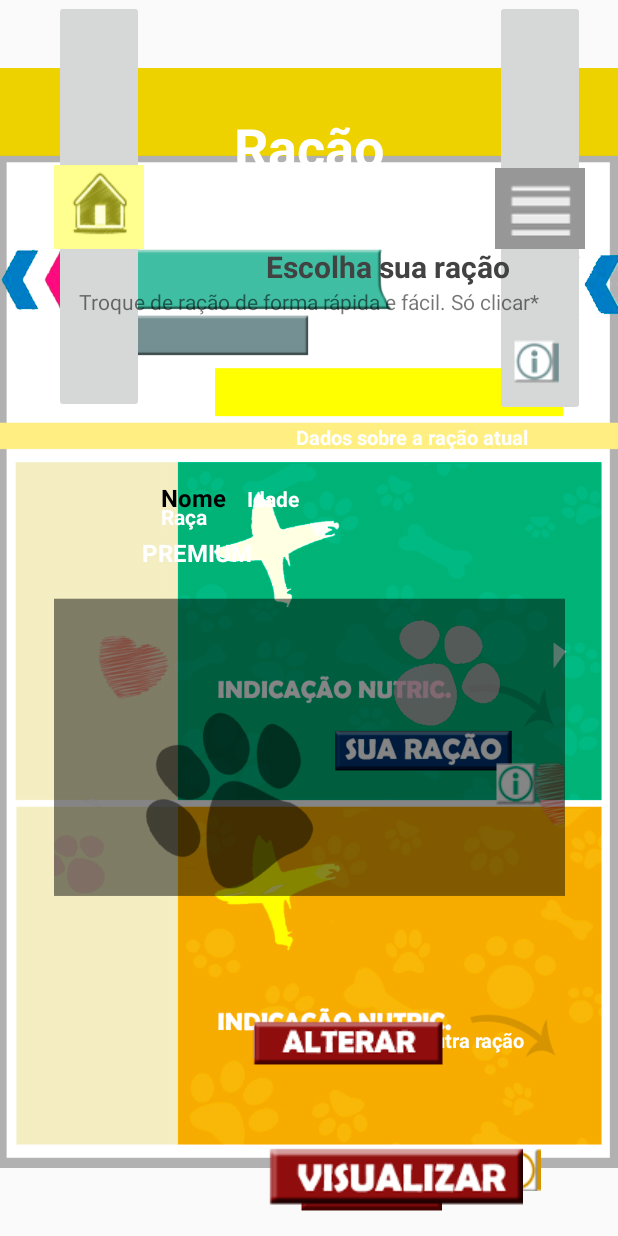
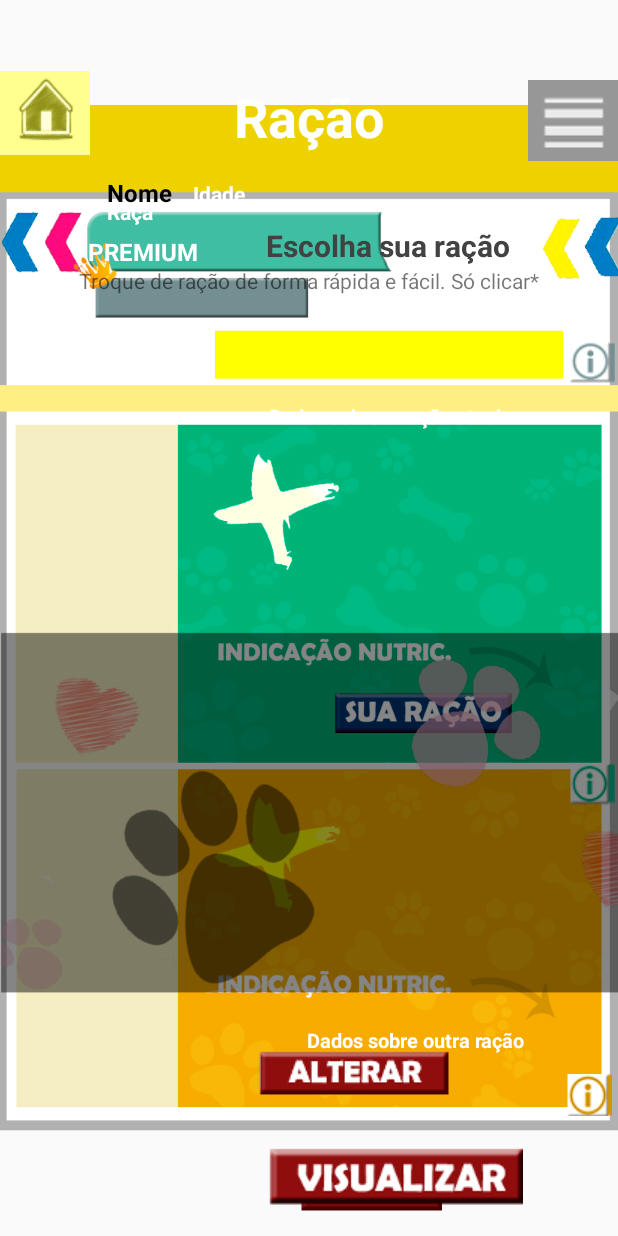
Before and after one commit to IsabellaRO/AnimaPets, an Android app: the RacaoActivity screen opened directly, with no data from a screen before it, on a phone screen of 412 x 824 dp. Run offline under Robolectric (Android 15) with nearby library versions, the phone set to English and light mode, and no system bars; 4 statements that could not run were skipped.

Commit message:
Fix do layout ração

```diff
--- a/AnimaPets/app/src/main/res/layout/activity_racao.xml
+++ b/AnimaPets/app/src/main/res/layout/activity_racao.xml
@@ -18,7 +18,7 @@
         android:id="@+id/title"
         android:layout_width="wrap_content"
         android:layout_height="wrap_content"
-        android:layout_marginBottom="482dp"
+        android:layout_marginBottom="542dp"
         android:layout_marginEnd="155dp"
         android:contentDescription="@string/titleracao"
         android:text="@string/titleracao"
@@ -37,13 +37,14 @@
     <ImageButton
         android:id="@+id/btnMenu"
         android:layout_width="60dp"
-        android:layout_height="0dp"
-        android:layout_marginBottom="487dp"
-        android:layout_marginEnd="8dp"
+        android:layout_height="60dp"
+        android:layout_marginBottom="555dp"
+        android:layout_marginEnd="0dp"
         android:layout_marginStart="316dp"
         android:contentDescription="@string/btnMenu"
         app:layout_constraintBottom_toTopOf="@+id/btn_infoY"
         app:layout_constraintEnd_toEndOf="parent"
+        app:layout_constraintHorizontal_bias="1.0"
         app:layout_constraintStart_toStartOf="parent"
         app:layout_constraintTop_toTopOf="parent"
         app:srcCompat="@drawable/menu" />
@@ -51,24 +52,23 @@
     <ImageButton
         android:id="@+id/btnHome"
         android:layout_width="60dp"
-        android:layout_height="0dp"
-        android:layout_marginBottom="2dp"
-        android:layout_marginEnd="58dp"
-        android:layout_marginStart="36dp"
+        android:layout_height="60dp"
+        android:layout_marginBottom="0dp"
+        android:layout_marginStart="0dp"
         android:contentDescription="@string/home"
         app:layout_constraintBottom_toBottomOf="@+id/btnMenu"
         app:layout_constraintEnd_toStartOf="@+id/title"
         app:layout_constraintHorizontal_bias="0.0"
         app:layout_constraintStart_toStartOf="parent"
         app:layout_constraintTop_toTopOf="parent"
-        app:layout_constraintVertical_bias="0.0"
+        app:layout_constraintVertical_bias="0.909"
         app:srcCompat="@drawable/casa" />
 
     <TextView
         android:id="@+id/txt_troque"
         android:layout_width="wrap_content"
         android:layout_height="wrap_content"
-        android:layout_marginTop="191dp"
+        android:layout_marginTop="177dp"
         android:contentDescription="@string/troque"
         android:text="@string/troque"
         app:layout_constraintEnd_toEndOf="parent"
@@ -80,7 +80,7 @@
         android:layout_width="wrap_content"
         android:layout_height="wrap_content"
         android:layout_marginStart="11dp"
-        android:layout_marginTop="45dp"
+        android:layout_marginTop="12dp"
         android:contentDescription="@string/txt_nome"
         android:text="@string/txt_nome"
         android:textColor="#000000"
@@ -118,7 +118,7 @@
         android:layout_width="wrap_content"
         android:layout_height="wrap_content"
         android:layout_marginEnd="31dp"
-        android:layout_marginTop="3dp"
+        android:layout_marginTop="6dp"
         android:text="@string/txt_Conta"
         android:textColor="#FFFFFF"
         android:textSize="16sp"
@@ -131,6 +131,7 @@
         android:layout_width="wrap_content"
         android:layout_height="wrap_content"
         android:layout_marginEnd="20dp"
+        android:layout_marginTop="0dp"
         android:contentDescription="@string/escolha"
         android:text="@string/escolha"
         android:textColor="@color/cardview_dark_background"
@@ -171,10 +172,11 @@
 
     <ImageButton
         android:id="@+id/btn_infoY"
-        android:layout_width="0dp"
+        android:layout_width="30dp"
         android:layout_height="30dp"
         android:layout_marginBottom="29dp"
-        android:layout_marginEnd="51dp"
+        android:layout_marginEnd="0dp"
+        android:layout_marginStart="40dp"
         android:contentDescription="@string/btn_infoY"
         app:layout_constraintBottom_toBottomOf="parent"
         app:layout_constraintEnd_toEndOf="parent"
@@ -187,8 +189,8 @@
         android:layout_width="30dp"
         android:layout_height="30dp"
         android:layout_marginBottom="8dp"
-        android:layout_marginEnd="8dp"
-        android:layout_marginStart="8dp"
+        android:layout_marginEnd="0dp"
+        android:layout_marginStart="367dp"
         android:layout_marginTop="8dp"
         android:contentDescription="@string/btn_infoG"
         app:layout_constraintBottom_toBottomOf="parent"
@@ -204,8 +206,8 @@
         android:layout_width="30dp"
         android:layout_height="30dp"
         android:layout_marginBottom="8dp"
-        android:layout_marginEnd="8dp"
-        android:layout_marginStart="8dp"
+        android:layout_marginEnd="0dp"
+        android:layout_marginStart="360dp"
         android:layout_marginTop="8dp"
         android:contentDescription="@string/btn_infoB"
         app:layout_constraintBottom_toBottomOf="parent"
@@ -246,11 +248,11 @@
 
     <ImageView
         android:id="@+id/sombra"
-        android:layout_width="347dp"
+        android:layout_width="420dp"
         android:layout_height="wrap_content"
         android:layout_marginEnd="8dp"
         android:layout_marginStart="8dp"
-        android:layout_marginTop="280dp"
+        android:layout_marginTop="323dp"
         android:contentDescription="@string/sombra"
         app:layout_constraintEnd_toEndOf="parent"
         app:layout_constraintStart_toStartOf="parent"
```
Also changed, not shown: AnimaPets/app/src/main/res/drawable/fundo.png.
